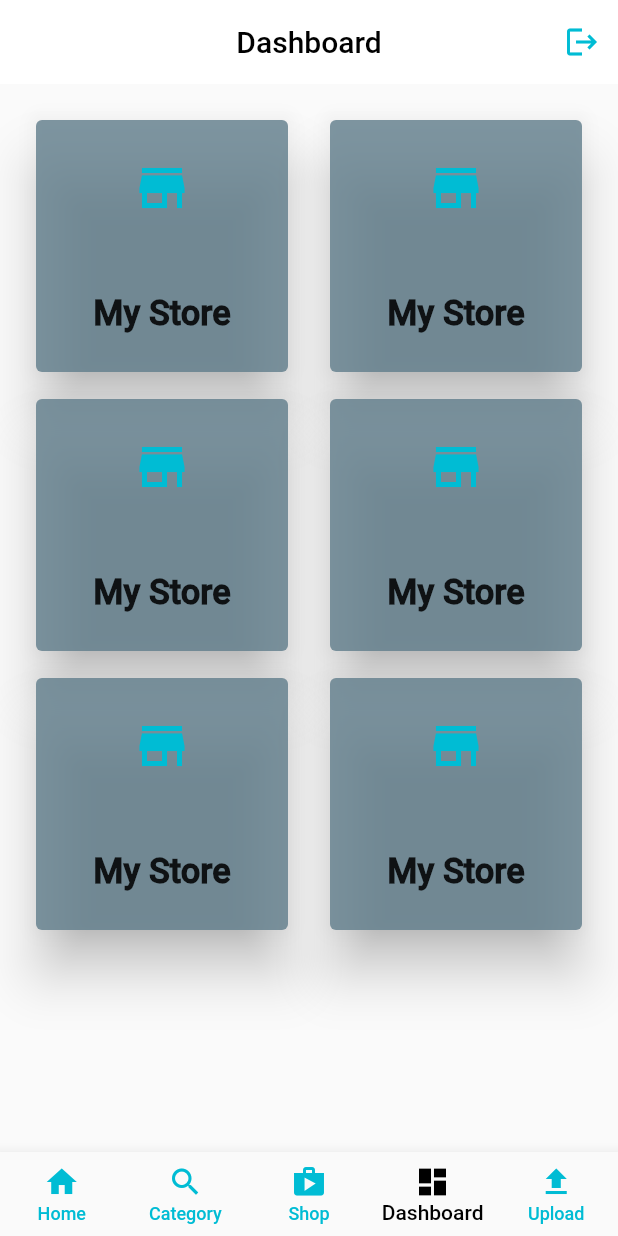
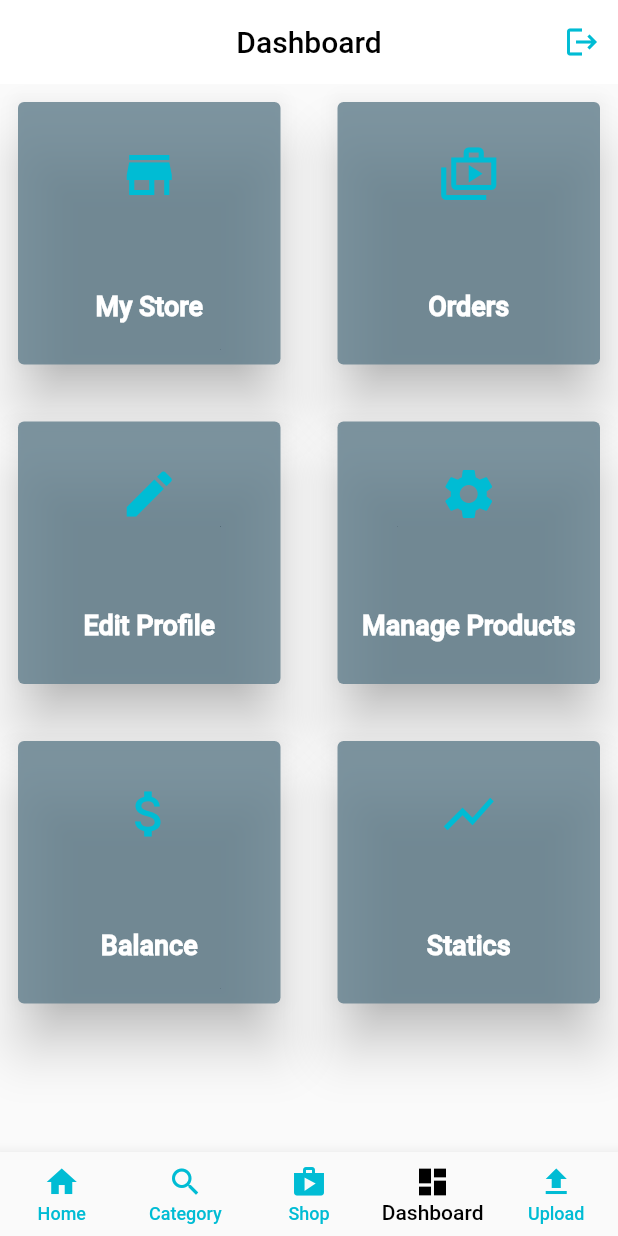
Before and after one commit to RogerParis/multi_vendor, a Flutter app: the screen it shows after launch, item 4 of the bottom bar chosen, on a phone screen of 412 x 824 dp. Run offline on Flutter 3.47's test engine with Material 2 defaults, Android fonts, the light colour scheme and no system bars; our stand-ins replace cloud_firestore, firebase_auth, firebase_core, firebase_storage, image_picker; accounts and stored records are empty.

Commit message:
adds dynamic data

```diff
--- a/lib/views/dashboard_screen.dart
+++ b/lib/views/dashboard_screen.dart
@@ -1,7 +1,30 @@
 import 'package:flutter/material.dart';
 
-class DashboardScreen extends StatelessWidget {
+class DashboardScreen extends StatefulWidget {
   const DashboardScreen({Key? key}) : super(key: key);
+
+  @override
+  State<DashboardScreen> createState() => _DashboardScreenState();
+}
+
+class _DashboardScreenState extends State<DashboardScreen> {
+  List<String> titles = [
+    'My Store',
+    'Orders',
+    'Edit Profile',
+    'Manage Products',
+    'Balance',
+    'Statics',
+  ];
+
+  List<IconData> icons = [
+    Icons.store,
+    Icons.shop_2_outlined,
+    Icons.edit,
+    Icons.settings,
+    Icons.attach_money,
+    Icons.show_chart,
+  ];
 
   @override
   Widget build(BuildContext context) {
@@ -27,27 +50,28 @@ class DashboardScreen extends StatelessWidget {
         ],
       ),
       body: Padding(
-        padding: const EdgeInsets.all(20.0),
+        padding: const EdgeInsets.all(8.0),
         child: GridView.count(
           crossAxisCount: 2,
-          mainAxisSpacing: 10,
-          crossAxisSpacing: 20,
+          mainAxisSpacing: 30,
+          crossAxisSpacing: 30,
           children: List.generate(6, (index) {
             return Card(
                 elevation: 15,
                 color: Colors.blueGrey.withOpacity(0.8),
                 child: Column(
                   mainAxisAlignment: MainAxisAlignment.spaceAround,
-                  children: const [
+                  children: [
                     Icon(
-                      Icons.store,
+                      icons[index],
                       size: 40,
                       color: Colors.cyan,
                     ),
                     Text(
-                      'My Store',
-                      style: TextStyle(
-                        fontSize: 23,
+                      titles[index],
+                      style: const TextStyle(
+                        color: Colors.white,
+                        fontSize: 18,
                         fontWeight: FontWeight.bold,
                       ),
                     )
```
